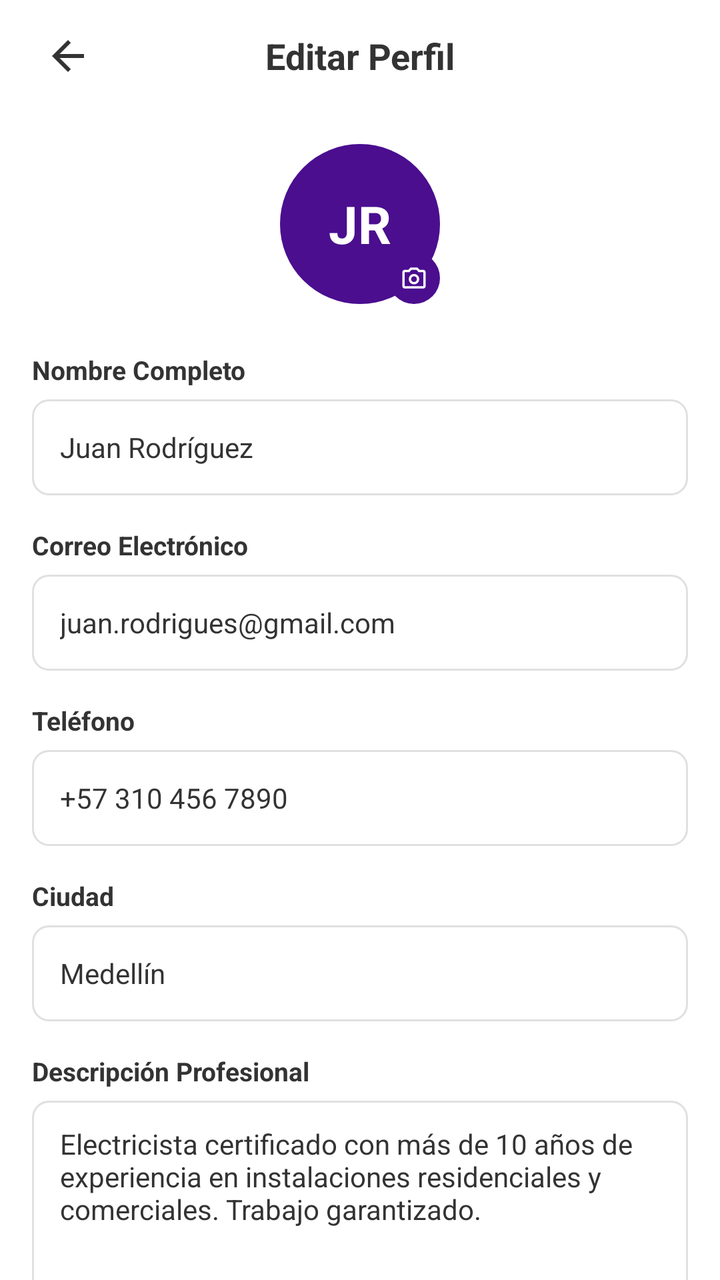
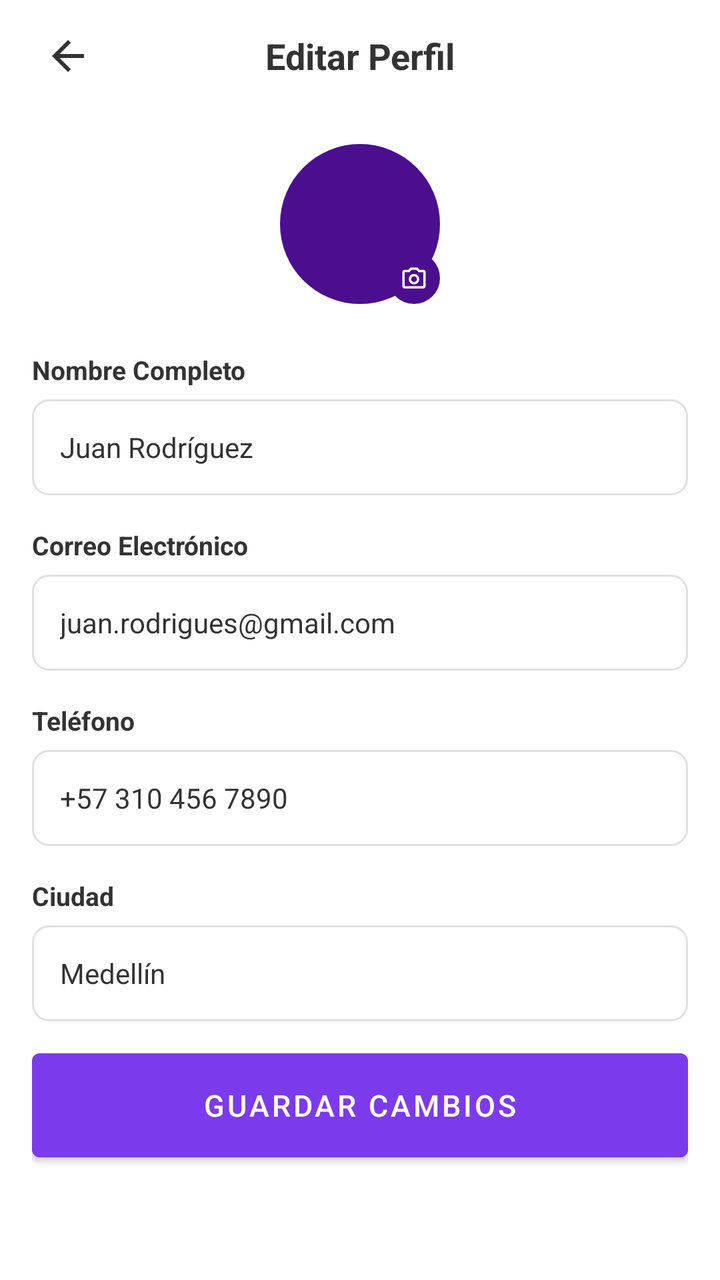

Two renders of the same Android screen: before a commit and after it. Below are the layout's source before the change and the commit's diff.
<!-- AndroidManifest.xml: application theme Theme.KSTOREAPP -->
<!-- res/layout/activity_editar_perfil.xml -->
<?xml version="1.0" encoding="utf-8"?>
<LinearLayout xmlns:android="http://schemas.android.com/apk/res/android"
    xmlns:app="http://schemas.android.com/apk/res-auto"
    android:layout_width="match_parent"
    android:layout_height="match_parent"
    android:orientation="vertical"
    android:background="@color/white">

    
    <LinearLayout
        android:layout_width="match_parent"
        android:layout_height="56dp"
        android:orientation="horizontal"
        android:gravity="center_vertical"
        android:paddingHorizontal="16dp"
        android:background="@color/white">

        <ImageView
            android:id="@+id/btnVolver"
            android:layout_width="36dp"
            android:layout_height="36dp"
            android:src="@drawable/arrow_back"
            android:padding="6dp"
            app:tint="@color/Texto1"/>

        <TextView
            android:layout_width="0dp"
            android:layout_height="wrap_content"
            android:layout_weight="1"
            android:text="@string/editar_perfil"
            android:textSize="18sp"
            android:textStyle="bold"
            android:textColor="@color/Texto1"
            android:gravity="center"/>

        <View
            android:layout_width="36dp"
            android:layout_height="36dp"/>

    </LinearLayout>

    <ScrollView
        android:layout_width="match_parent"
        android:layout_height="match_parent"
        android:scrollbars="none"
        android:paddingHorizontal="16dp"
        android:paddingTop="16dp"
        android:paddingBottom="24dp"
        android:clipToPadding="false">

        <LinearLayout
            android:layout_width="match_parent"
            android:layout_height="wrap_content"
            android:orientation="vertical">

            
            <FrameLayout
                android:layout_width="wrap_content"
                android:layout_height="wrap_content"
                android:layout_gravity="center_horizontal"
                android:layout_marginBottom="24dp">

                <TextView
                    android:layout_width="80dp"
                    android:layout_height="80dp"
                    android:text="@string/jr"
                    android:textColor="@color/white"
                    android:textSize="26sp"
                    android:textStyle="bold"
                    android:gravity="center"
                    android:background="@drawable/bg_avatar_purple"/>

                
                <LinearLayout
                    android:layout_width="26dp"
                    android:layout_height="26dp"
                    android:gravity="center"
                    android:background="@drawable/bg_avatar_purple"
                    android:layout_gravity="bottom|end">

                    <ImageView
                        android:layout_width="14dp"
                        android:layout_height="14dp"
                        android:src="@drawable/camera"
                        app:tint="@color/white"/>

                </LinearLayout>

            </FrameLayout>

            
            <TextView
                android:layout_width="wrap_content"
                android:layout_height="wrap_content"
                android:text="@string/nombre_completo"
                android:textSize="13sp"
                android:textStyle="bold"
                android:textColor="@color/Texto1"
                android:layout_marginBottom="6dp"/>

            <EditText
                android:id="@+id/etNombre"
                android:layout_width="match_parent"
                android:layout_height="48dp"
                android:text="@string/juan_rodr_guez"
                android:textSize="14sp"
                android:textColor="@color/Texto1"
                android:paddingHorizontal="14dp"
                android:background="@drawable/bg_input_outline"
                android:inputType="textPersonName"
                android:layout_marginBottom="16dp"/>

            
            <TextView
                android:layout_width="wrap_content"
                android:layout_height="wrap_content"
                android:text="@string/correo_electr_nico"
                android:textSize="13sp"
                android:textStyle="bold"
                android:textColor="@color/Texto1"
                android:layout_marginBottom="6dp"/>

            <EditText
                android:id="@+id/etCorreo"
                android:layout_width="match_parent"
                android:layout_height="48dp"
                android:text="@string/juan_rodrigues_gmail_com"
                android:textSize="14sp"
                android:textColor="@color/Texto1"
                android:paddingHorizontal="14dp"
                android:background="@drawable/bg_input_outline"
                android:inputType="textEmailAddress"
                android:layout_marginBottom="16dp"/>

            
            <TextView
                android:layout_width="wrap_content"
                android:layout_height="wrap_content"
                android:text="@string/tel_fono"
                android:textSize="13sp"
                android:textStyle="bold"
                android:textColor="@color/Texto1"
                android:layout_marginBottom="6dp"/>

            <EditText
                android:id="@+id/etTelefono"
                android:layout_width="match_parent"
                android:layout_height="48dp"
                android:text="@string/_57_310_456_7890"
                android:textSize="14sp"
                android:textColor="@color/Texto1"
                android:paddingHorizontal="14dp"
                android:background="@drawable/bg_input_outline"
                android:inputType="phone"
                android:layout_marginBottom="16dp"/>

            
            <TextView
                android:layout_width="wrap_content"
                android:layout_height="wrap_content"
                android:text="@string/ciudad"
                android:textSize="13sp"
                android:textStyle="bold"
                android:textColor="@color/Texto1"
                android:layout_marginBottom="6dp"/>

            <EditText
                android:id="@+id/etCiudad"
                android:layout_width="match_parent"
                android:layout_height="48dp"
                android:text="@string/ejemplo_ciudad"
                android:textSize="14sp"
                android:textColor="@color/Texto1"
                android:paddingHorizontal="14dp"
                android:background="@drawable/bg_input_outline"
                android:inputType="text"
                android:layout_marginBottom="16dp"/>

            
            <TextView
                android:layout_width="wrap_content"
                android:layout_height="wrap_content"
                android:text="@string/descripci_n_profesional"
                android:textSize="13sp"
                android:textStyle="bold"
                android:textColor="@color/Texto1"
                android:layout_marginBottom="6dp"/>

            <EditText
                android:id="@+id/etDescripcion"
                android:layout_width="match_parent"
                android:layout_height="100dp"
                android:text="@string/electricista_certificado_con_m_s_de_10_a_os_de_experiencia_en_instalaciones_residenciales_y_comerciales_trabajo_garantizado"
                android:textSize="14sp"
                android:textColor="@color/Texto1"
                android:paddingHorizontal="14dp"
                android:paddingVertical="12dp"
                android:background="@drawable/bg_input_outline"
                android:inputType="textMultiLine"
                android:gravity="top"
                android:layout_marginBottom="16dp"/>

            
            <TextView
                android:layout_width="wrap_content"
                android:layout_height="wrap_content"
                android:text="@string/precio_por_hora_usd"
                android:textSize="13sp"
                android:textStyle="bold"
                android:textColor="@color/Texto1"
                android:layout_marginBottom="6dp"/>

            <EditText
                android:id="@+id/etPrecio"
                android:layout_width="match_parent"
                android:layout_height="48dp"
                android:text="@string/_50"
                android:textSize="14sp"
                android:textColor="@color/Texto1"
                android:paddingHorizontal="14dp"
                android:background="@drawable/bg_input_outline"
                android:inputType="numberDecimal"
                android:layout_marginBottom="16dp"/>

            
            <TextView
                android:layout_width="wrap_content"
                android:layout_height="wrap_content"
                android:text="@string/disponibilidad"
                android:textSize="13sp"
                android:textStyle="bold"
                android:textColor="@color/Texto1"
                android:layout_marginBottom="10dp"/>

            <LinearLayout
                android:layout_width="match_parent"
                android:layout_height="wrap_content"
                android:orientation="horizontal"
                android:weightSum="7"
                android:layout_marginBottom="32dp">

                
                <TextView
                    android:id="@+id/diaLun"
                    android:layout_width="0dp"
                    android:layout_height="36dp"
                    android:layout_weight="1"
                    android:text="@string/lunes"
                    android:textSize="11sp"
                    android:textColor="@color/white"
                    android:gravity="center"
                    android:layout_marginEnd="4dp"
                    android:background="@drawable/bg_chip_selected"/>

                
                <TextView
                    android:id="@+id/diaMar"
                    android:layout_width="0dp"
                    android:layout_height="36dp"
                    android:layout_weight="1"
                    android:text="@string/martes"
                    android:textSize="11sp"
                    android:textColor="@color/white"
                    android:gravity="center"
                    android:layout_marginEnd="4dp"
                    android:background="@drawable/bg_chip_selected"/>

                
                <TextView
                    android:id="@+id/diaMie"
                    android:layout_width="0dp"
                    android:layout_height="36dp"
                    android:layout_weight="1"
                    android:text="@string/miercoles"
                    android:textSize="11sp"
                    android:textColor="@color/white"
                    android:gravity="center"
                    android:layout_marginEnd="4dp"
                    android:background="@drawable/bg_chip_selected"/>

                
                <TextView
                    android:id="@+id/diaJue"
                    android:layout_width="0dp"
                    android:layout_height="36dp"
                    android:layout_weight="1"
                    android:text="@string/jueves"
                    android:textSize="11sp"
                    android:textColor="@color/white"
                    android:gravity="center"
                    android:layout_marginEnd="4dp"
                    android:background="@drawable/bg_chip_selected"/>

                
                <TextView
                    android:id="@+id/diaVie"
                    android:layout_width="0dp"
                    android:layout_height="36dp"
                    android:layout_weight="1"
                    android:text="@string/viernes"
                    android:textSize="11sp"
                    android:textColor="@color/white"
                    android:gravity="center"
                    android:layout_marginEnd="4dp"
                    android:background="@drawable/bg_chip_selected"/>

                
                <TextView
                    android:id="@+id/diaSab"
                    android:layout_width="0dp"
                    android:layout_height="36dp"
                    android:layout_weight="1"
                    android:text="@string/s_bado"
                    android:textSize="11sp"
                    android:textColor="@color/morado_tarjetas"
                    android:gravity="center"
                    android:layout_marginEnd="4dp"
                    android:background="@drawable/bg_chip_unselected"/>

                
                <TextView
                    android:id="@+id/diaDom"
                    android:layout_width="0dp"
                    android:layout_height="36dp"
                    android:layout_weight="1"
                    android:text="@string/domingo"
                    android:textSize="11sp"
                    android:textColor="@color/morado_tarjetas"
                    android:gravity="center"
                    android:background="@drawable/bg_chip_unselected"/>

            </LinearLayout>

            
            <Button
                android:id="@+id/btnGuardar"
                android:layout_width="match_parent"
                android:layout_height="52dp"
                android:text="@string/guardar_cambios"
                android:textSize="15sp"
                android:textColor="@color/white"
                android:backgroundTint="@color/primary"
                android:insetTop="0dp"
                android:insetBottom="0dp"
                android:layout_marginBottom="16dp"
                style="@style/Widget.MaterialComponents.Button"/>

        </LinearLayout>
    </ScrollView>

</LinearLayout>
<!-- resources referenced by this layout -->
<resources>
  <color name="Texto1">#333333</color>
  <color name="morado_tarjetas">#4A0E8F</color>
  <color name="primary">#7C3AED</color>
  <color name="white">#FFFFFF</color>
  <!-- drawable arrow_back (drawable) -->
  <vector xmlns:android="http://schemas.android.com/apk/res/android" android:autoMirrored="true" android:height="24dp" android:tint="#47479F" android:viewportHeight="24" android:viewportWidth="24" android:width="24dp">
        
      <path android:fillColor="@android:color/white" android:pathData="M20,11H7.83l5.59,-5.59L12,4l-8,8 8,8 1.41,-1.41L7.83,13H20v-2z"/>
      
  </vector>
  <!-- drawable bg_avatar_purple (drawable) -->
  <?xml version="1.0" encoding="utf-8"?>
  <shape xmlns:android="http://schemas.android.com/apk/res/android"
      android:shape="oval">
      <solid android:color="#4A0E8F"/>
  </shape>
  <!-- drawable bg_chip_selected (drawable) -->
  <?xml version="1.0" encoding="utf-8"?>
  <shape xmlns:android="http://schemas.android.com/apk/res/android"
      android:shape="rectangle">
      <solid android:color="#4A0E8F"/>
      <corners android:radius="20dp"/>
  </shape>
  <!-- drawable bg_chip_unselected (drawable) -->
  <?xml version="1.0" encoding="utf-8"?>
  <shape xmlns:android="http://schemas.android.com/apk/res/android"
      android:shape="rectangle">
      <solid android:color="#FFFFFF"/>
      <stroke
          android:width="1dp"
          android:color="#4A0E8F"/>
      <corners android:radius="20dp"/>
  </shape>
  <!-- drawable bg_input_outline (drawable) -->
  <?xml version="1.0" encoding="utf-8"?>
  <shape xmlns:android="http://schemas.android.com/apk/res/android"
      android:shape="rectangle">
      <solid android:color="@color/white"/>
      <stroke
          android:width="1dp"
          android:color="#E0E0E0"/>
      <corners android:radius="8dp"/>
  </shape>
  <string name="_50">50</string>
  <string name="_57_310_456_7890">+57 310 456 7890</string>
  <string name="ciudad">Ciudad</string>
  <string name="correo_electr_nico">Correo Electrónico</string>
  <string name="descripci_n_profesional">Descripción Profesional</string>
  <string name="disponibilidad">Disponibilidad</string>
  <string name="domingo">Dom</string>
  <string name="editar_perfil">Editar Perfil</string>
  <string name="ejemplo_ciudad">Medellín</string>
  <string name="electricista_certificado_con_m_s_de_10_a_os_de_experiencia_en_instalaciones_residenciales_y_comerciales_trabajo_garantizado">Electricista certificado con más de 10 años de experiencia en instalaciones residenciales y comerciales. Trabajo garantizado.</string>
  <string name="guardar_cambios">Guardar Cambios</string>
  <string name="jr">JR</string>
  <string name="juan_rodr_guez">Juan Rodríguez</string>
  <string name="juan_rodrigues_gmail_com">juan.rodrigues@gmail.com</string>
  <string name="jueves">Jue</string>
  <string name="lunes">Lun</string>
  <string name="martes">Mar</string>
  <string name="miercoles">Mié</string>
  <string name="nombre_completo">Nombre Completo</string>
  <string name="precio_por_hora_usd">Precio por hora (USD)</string>
  <string name="s_bado">Sáb</string>
  <string name="tel_fono">Teléfono</string>
  <string name="viernes">Vie</string>
  <style name="Theme.KSTOREAPP" parent="Base.Theme.KSTOREAPP">
          <item name="android:windowTranslucentStatus">false</item>
          <item name="android:statusBarColor">#6200EE</item>
          <item name="android:fitsSystemWindows">true</item>
      </style>
  <style name="Base.Theme.KSTOREAPP" parent="Theme.MaterialComponents.Light.NoActionBar">
          <item name="colorPrimary">#6200EE</item>
          <item name="colorPrimaryVariant">#3700B3</item>
          <item name="colorOnPrimary">@android:color/white</item>
      </style>
  <!-- unchanged entries left out for length: 1 -->
</resources>

<!-- the commit's change to res/layout/activity_editar_perfil.xml (unified diff, before → after) -->
@@ -58,25 +58,38 @@
                 android:layout_width="wrap_content"
                 android:layout_height="wrap_content"
                 android:layout_gravity="center_horizontal"
-                android:layout_marginBottom="24dp">
-
-                <TextView
+                android:layout_marginBottom="24dp"
+                android:clickable="true"
+                android:focusable="true"
+                android:id="@+id/btnCamara">
+
+                <ImageView
+                    android:id="@+id/ivAvatar"
                     android:layout_width="80dp"
                     android:layout_height="80dp"
-                    android:text="@string/jr"
+                    android:scaleType="centerCrop"
+                    android:background="@drawable/bg_avatar_purple"/>
+
+                <TextView
+                    android:id="@+id/tvIniciales"
+                    android:layout_width="80dp"
+                    android:layout_height="80dp"
                     android:textColor="@color/white"
                     android:textSize="26sp"
                     android:textStyle="bold"
                     android:gravity="center"
-                    android:background="@drawable/bg_avatar_purple"/>
-
-                
+                    android:clickable="false"
+                    android:focusable="false"
+                    android:background="@android:color/transparent"/>
+
                 <LinearLayout
                     android:layout_width="26dp"
                     android:layout_height="26dp"
                     android:gravity="center"
                     android:background="@drawable/bg_avatar_purple"
-                    android:layout_gravity="bottom|end">
+                    android:layout_gravity="bottom|end"
+                    android:clickable="false"
+                    android:focusable="false">
 
                     <ImageView
                         android:layout_width="14dp"
@@ -176,160 +189,6 @@
                 android:inputType="text"
                 android:layout_marginBottom="16dp"/>
 
-            
-            <TextView
-                android:layout_width="wrap_content"
-                android:layout_height="wrap_content"
-                android:text="@string/descripci_n_profesional"
-                android:textSize="13sp"
-                android:textStyle="bold"
-                android:textColor="@color/Texto1"
-                android:layout_marginBottom="6dp"/>
-
-            <EditText
-                android:id="@+id/etDescripcion"
-                android:layout_width="match_parent"
-                android:layout_height="100dp"
-                android:text="@string/electricista_certificado_con_m_s_de_10_a_os_de_experiencia_en_instalaciones_residenciales_y_comerciales_trabajo_garantizado"
-                android:textSize="14sp"
-                android:textColor="@color/Texto1"
-                android:paddingHorizontal="14dp"
-                android:paddingVertical="12dp"
-                android:background="@drawable/bg_input_outline"
-                android:inputType="textMultiLine"
-                android:gravity="top"
-                android:layout_marginBottom="16dp"/>
-
-            
-            <TextView
-                android:layout_width="wrap_content"
-                android:layout_height="wrap_content"
-                android:text="@string/precio_por_hora_usd"
-                android:textSize="13sp"
-                android:textStyle="bold"
-                android:textColor="@color/Texto1"
-                android:layout_marginBottom="6dp"/>
-
-            <EditText
-                android:id="@+id/etPrecio"
-                android:layout_width="match_parent"
-                android:layout_height="48dp"
-                android:text="@string/_50"
-                android:textSize="14sp"
-                android:textColor="@color/Texto1"
-                android:paddingHorizontal="14dp"
-                android:background="@drawable/bg_input_outline"
-                android:inputType="numberDecimal"
-                android:layout_marginBottom="16dp"/>
-
-            
-            <TextView
-                android:layout_width="wrap_content"
-                android:layout_height="wrap_content"
-                android:text="@string/disponibilidad"
-                android:textSize="13sp"
-                android:textStyle="bold"
-                android:textColor="@color/Texto1"
-                android:layout_marginBottom="10dp"/>
-
-            <LinearLayout
-                android:layout_width="match_parent"
-                android:layout_height="wrap_content"
-                android:orientation="horizontal"
-                android:weightSum="7"
-                android:layout_marginBottom="32dp">
-
-                
-                <TextView
-                    android:id="@+id/diaLun"
-                    android:layout_width="0dp"
-                    android:layout_height="36dp"
-                    android:layout_weight="1"
-                    android:text="@string/lunes"
-                    android:textSize="11sp"
-                    android:textColor="@color/white"
-                    android:gravity="center"
-                    android:layout_marginEnd="4dp"
-                    android:background="@drawable/bg_chip_selected"/>
-
-                
-                <TextView
-                    android:id="@+id/diaMar"
-                    android:layout_width="0dp"
-                    android:layout_height="36dp"
-                    android:layout_weight="1"
-                    android:text="@string/martes"
-                    android:textSize="11sp"
-                    android:textColor="@color/white"
-                    android:gravity="center"
-                    android:layout_marginEnd="4dp"
-                    android:background="@drawable/bg_chip_selected"/>
-
-                
-                <TextView
-                    android:id="@+id/diaMie"
-                    android:layout_width="0dp"
-                    android:layout_height="36dp"
-                    android:layout_weight="1"
-                    android:text="@string/miercoles"
-                    android:textSize="11sp"
-                    android:textColor="@color/white"
-                    android:gravity="center"
-                    android:layout_marginEnd="4dp"
-                    android:background="@drawable/bg_chip_selected"/>
-
-                
-                <TextView
-                    android:id="@+id/diaJue"
-                    android:layout_width="0dp"
-                    android:layout_height="36dp"
-                    android:layout_weight="1"
-                    android:text="@string/jueves"
-                    android:textSize="11sp"
-                    android:textColor="@color/white"
-                    android:gravity="center"
-                    android:layout_marginEnd="4dp"
-                    android:background="@drawable/bg_chip_selected"/>
-
-                
-                <TextView
-                    android:id="@+id/diaVie"
-                    android:layout_width="0dp"
-                    android:layout_height="36dp"
-                    android:layout_weight="1"
-                    android:text="@string/viernes"
-                    android:textSize="11sp"
-                    android:textColor="@color/white"
-                    android:gravity="center"
-                    android:layout_marginEnd="4dp"
-                    android:background="@drawable/bg_chip_selected"/>
-
-                
-                <TextView
-                    android:id="@+id/diaSab"
-                    android:layout_width="0dp"
-                    android:layout_height="36dp"
-                    android:layout_weight="1"
-                    android:text="@string/s_bado"
-                    android:textSize="11sp"
-                    android:textColor="@color/morado_tarjetas"
-                    android:gravity="center"
-                    android:layout_marginEnd="4dp"
-                    android:background="@drawable/bg_chip_unselected"/>
-
-                
-                <TextView
-                    android:id="@+id/diaDom"
-                    android:layout_width="0dp"
-                    android:layout_height="36dp"
-                    android:layout_weight="1"
-                    android:text="@string/domingo"
-                    android:textSize="11sp"
-                    android:textColor="@color/morado_tarjetas"
-                    android:gravity="center"
-                    android:background="@drawable/bg_chip_unselected"/>
-
-            </LinearLayout>
 
             
             <Button
<!-- resource entries referenced after the edit -->
@@ -1,7 +1,6 @@
 <!-- resources referenced by this layout -->
 <resources>
   <color name="Texto1">#333333</color>
-  <color name="morado_tarjetas">#4A0E8F</color>
   <color name="primary">#7C3AED</color>
   <color name="white">#FFFFFF</color>
   <!-- drawable arrow_back (drawable) -->
@@ -16,23 +15,6 @@
       android:shape="oval">
       <solid android:color="#4A0E8F"/>
   </shape>
-  <!-- drawable bg_chip_selected (drawable) -->
-  <?xml version="1.0" encoding="utf-8"?>
-  <shape xmlns:android="http://schemas.android.com/apk/res/android"
-      android:shape="rectangle">
-      <solid android:color="#4A0E8F"/>
-      <corners android:radius="20dp"/>
-  </shape>
-  <!-- drawable bg_chip_unselected (drawable) -->
-  <?xml version="1.0" encoding="utf-8"?>
-  <shape xmlns:android="http://schemas.android.com/apk/res/android"
-      android:shape="rectangle">
-      <solid android:color="#FFFFFF"/>
-      <stroke
-          android:width="1dp"
-          android:color="#4A0E8F"/>
-      <corners android:radius="20dp"/>
-  </shape>
   <!-- drawable bg_input_outline (drawable) -->
   <?xml version="1.0" encoding="utf-8"?>
   <shape xmlns:android="http://schemas.android.com/apk/res/android"
@@ -43,32 +25,21 @@
           android:color="#E0E0E0"/>
       <corners android:radius="8dp"/>
   </shape>
-  <string name="_50">50</string>
   <string name="_57_310_456_7890">+57 310 456 7890</string>
   <string name="ciudad">Ciudad</string>
   <string name="correo_electr_nico">Correo Electrónico</string>
-  <string name="descripci_n_profesional">Descripción Profesional</string>
-  <string name="disponibilidad">Disponibilidad</string>
-  <string name="domingo">Dom</string>
   <string name="editar_perfil">Editar Perfil</string>
   <string name="ejemplo_ciudad">Medellín</string>
-  <string name="electricista_certificado_con_m_s_de_10_a_os_de_experiencia_en_instalaciones_residenciales_y_comerciales_trabajo_garantizado">Electricista certificado con más de 10 años de experiencia en instalaciones residenciales y comerciales. Trabajo garantizado.</string>
   <string name="guardar_cambios">Guardar Cambios</string>
-  <string name="jr">JR</string>
   <string name="juan_rodr_guez">Juan Rodríguez</string>
   <string name="juan_rodrigues_gmail_com">juan.rodrigues@gmail.com</string>
-  <string name="jueves">Jue</string>
-  <string name="lunes">Lun</string>
-  <string name="martes">Mar</string>
-  <string name="miercoles">Mié</string>
   <string name="nombre_completo">Nombre Completo</string>
-  <string name="precio_por_hora_usd">Precio por hora (USD)</string>
-  <string name="s_bado">Sáb</string>
   <string name="tel_fono">Teléfono</string>
-  <string name="viernes">Vie</string>
   <style name="Theme.KSTOREAPP" parent="Base.Theme.KSTOREAPP">
           <item name="android:windowTranslucentStatus">false</item>
-          <item name="android:statusBarColor">#6200EE</item>
+          <item name="android:statusBarColor">@android:color/transparent</item>
+          <item name="android:navigationBarColor">@android:color/transparent</item>
+          <item name="android:windowLightStatusBar">true</item>
           <item name="android:fitsSystemWindows">true</item>
       </style>
   <style name="Base.Theme.KSTOREAPP" parent="Theme.MaterialComponents.Light.NoActionBar">
